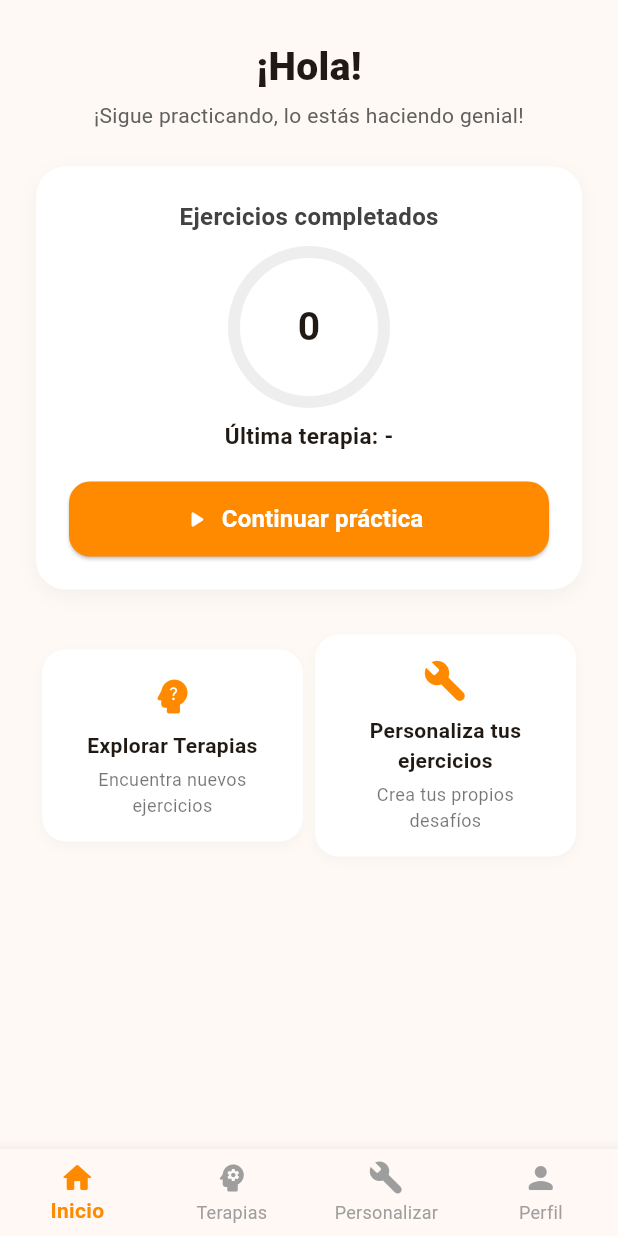
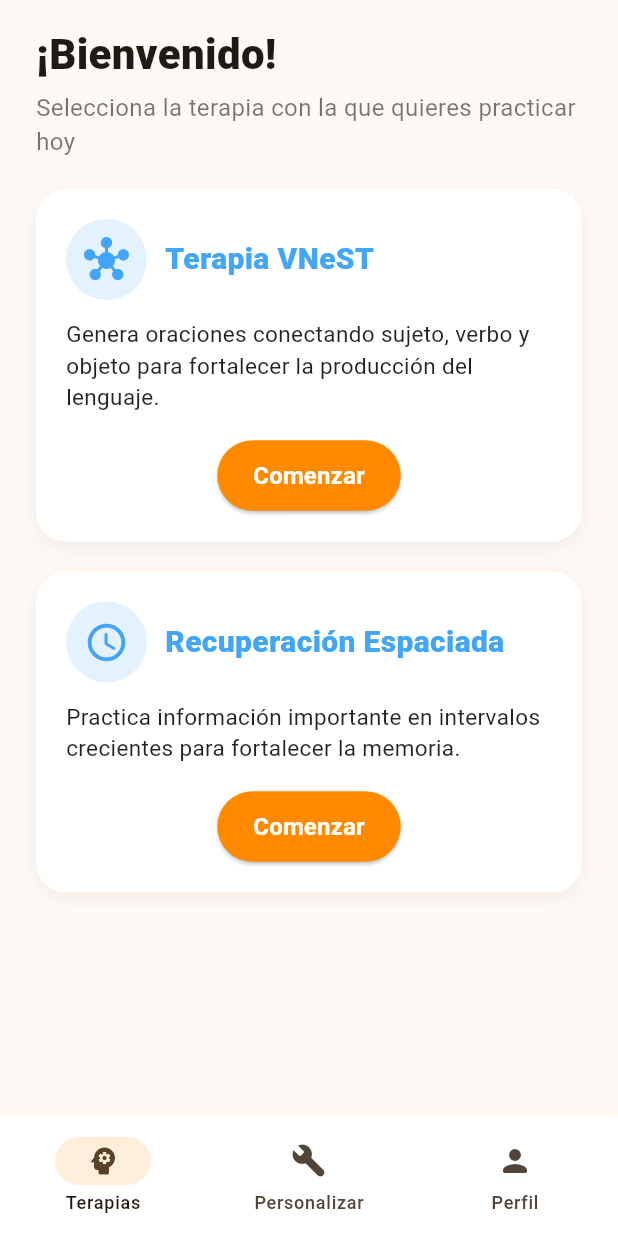
Before and after one commit to Tesis-Aphasia/apphasia_mobile, a Flutter app: the MenuScreen screen opened by its route, on a phone screen of 412 x 824 dp. Run offline on Flutter 3.47's test engine with Material 3 defaults, Android fonts, the light colour scheme and no system bars; our stand-ins replace cloud_firestore, dio, firebase_auth, firebase_core, permission_handler, speech_to_text; accounts and stored records are empty; Roboto replaces fonts that are missing (Poppins).

Commit message:
Cambios menu screen (terapias primero) y arreglo en SR (restart timer si se salen)

```diff
--- a/lib/presentation/screens/menu/menu_screen.dart
+++ b/lib/presentation/screens/menu/menu_screen.dart
@@ -13,6 +13,8 @@ class MenuScreen extends StatefulWidget {
 class _MenuScreenState extends State<MenuScreen> {
   final background = const Color(0xFFFEF9F4);
   final orange = const Color(0xFFFF8A00);
+
+  // Ahora la primera pestaña es TERAPIAS
   int _currentIndex = 0;
   int completedCount = 0;
   String lastExercise = "-";
@@ -34,9 +36,8 @@ class _MenuScreenState extends State<MenuScreen> {
           .collection('ejercicios_asignados');
 
       final snap = await ref.get();
-      final completed = snap.docs
-          .where((d) => d['estado'] == 'completado')
-          .toList();
+      final completed =
+          snap.docs.where((d) => d['estado'] == 'completado').toList();
 
       setState(() {
         completedCount = completed.length;
@@ -50,16 +51,15 @@ class _MenuScreenState extends State<MenuScreen> {
     }
   }
 
-  // =========================
-  // --- Páginas principales ---
-  // =========================
+  // ====================================
+  //            PÁGINAS
+  // ====================================
   final List<Widget> _pages = [];
 
   @override
   Widget build(BuildContext context) {
     _pages.clear();
     _pages.addAll([
-      _buildHome(),
       _buildTherapies(),
       _buildPersonalize(),
       _buildProfile(),
@@ -68,225 +68,70 @@ class _MenuScreenState extends State<MenuScreen> {
     return Scaffold(
       backgroundColor: background,
       body: SafeArea(child: _pages[_currentIndex]),
-      bottomNavigationBar: BottomNavigationBar(
-        currentIndex: _currentIndex,
-        onTap: (index) => setState(() => _currentIndex = index),
-        type: BottomNavigationBarType.fixed,
-        selectedItemColor: orange,
-        unselectedItemColor: Colors.grey,
-        showUnselectedLabels: true,
-        selectedLabelStyle: const TextStyle(fontWeight: FontWeight.w600),
-        items: const [
-          BottomNavigationBarItem(icon: Icon(Icons.home_rounded), label: "Inicio"),
-          BottomNavigationBarItem(icon: Icon(Icons.psychology_rounded), label: "Terapias"),
-          BottomNavigationBarItem(icon: Icon(Icons.build_rounded), label: "Personalizar"),
-          BottomNavigationBarItem(icon: Icon(Icons.person_rounded), label: "Perfil"),
+      bottomNavigationBar: NavigationBar(
+        selectedIndex: _currentIndex,
+        backgroundColor: Colors.white,
+        indicatorColor: orange.withOpacity(0.15),
+        onDestinationSelected: (index) => setState(() => _currentIndex = index),
+        destinations: const [
+          NavigationDestination(
+              icon: Icon(Icons.psychology_rounded), label: "Terapias"),
+          NavigationDestination(
+              icon: Icon(Icons.build_rounded), label: "Personalizar"),
+          NavigationDestination(
+              icon: Icon(Icons.person_rounded), label: "Perfil"),
         ],
       ),
     );
   }
 
-  // =========================
-  // 🏠 Página: Inicio
-  // =========================
-  Widget _buildHome() {
-    return Padding(
-      padding: const EdgeInsets.symmetric(horizontal: 24, vertical: 16),
-      child: Column(
-        crossAxisAlignment: CrossAxisAlignment.center,
+  // ====================================
+  //        HEADER REUSABLE
+  // ====================================
+  Widget _header(String title, String subtitle) {
+    return Column(
+      crossAxisAlignment: CrossAxisAlignment.start,
       children: [
-          const SizedBox(height: 10),
-          const Text(
-            "¡Hola!",
-            style: TextStyle(fontSize: 26, fontWeight: FontWeight.w800),
+        Text(
+          title,
+          style: const TextStyle(fontSize: 28, fontWeight: FontWeight.w800),
         ),
         const SizedBox(height: 4),
         Text(
-            "¡Sigue practicando, lo estás haciendo genial!",
-            style: TextStyle(color: Colors.grey.shade700),
-            textAlign: TextAlign.center,
-          ),
-          const SizedBox(height: 24),
-          Container(
-            padding: const EdgeInsets.all(22),
-            decoration: BoxDecoration(
-              color: Colors.white,
-              borderRadius: BorderRadius.circular(20),
-              boxShadow: [
-                BoxShadow(
-                  color: Colors.grey.withOpacity(0.1),
-                  blurRadius: 10,
-                  offset: const Offset(0, 4),
-                ),
-              ],
-            ),
-            child: Column(
-              children: [
-                Text(
-                  "Ejercicios completados",
-                  style: TextStyle(
-                    fontSize: 16,
-                    fontWeight: FontWeight.w700,
-                    color: Colors.grey.shade800,
-                  ),
-                ),
-                const SizedBox(height: 12),
-                Stack(
-                  alignment: Alignment.center,
-                  children: [
-                    SizedBox(
-                      width: 100,
-                      height: 100,
-                      child: CircularProgressIndicator(
-                        value: completedCount > 0 ? 1.0 : 0.0,
-                        color: orange,
-                        strokeWidth: 8,
-                        backgroundColor: Colors.grey.shade200,
-                      ),
-                    ),
-                    Text(
-                      completedCount.toString(),
-                      style: const TextStyle(
-                        fontSize: 26,
-                        fontWeight: FontWeight.bold,
-                      ),
-                    ),
-                  ],
-                ),
-                const SizedBox(height: 12),
-                Text(
-                  "Última terapia: $lastExercise",
-                  style: const TextStyle(fontSize: 15, fontWeight: FontWeight.w600),
+          subtitle,
+          style: const TextStyle(fontSize: 16, color: Colors.black54),
         ),
         const SizedBox(height: 20),
-                ElevatedButton.icon(
-                  onPressed: () => Navigator.pushNamed(context, '/vnest'),
-                  style: ElevatedButton.styleFrom(
-                    backgroundColor: orange,
-                    minimumSize: const Size(double.infinity, 50),
-                    shape: RoundedRectangleBorder(
-                        borderRadius: BorderRadius.circular(14)),
-                  ),
-                  icon: const Icon(Icons.play_arrow_rounded, color: Colors.white),
-                  label: const Text(
-                    "Continuar práctica",
-                    style: TextStyle(
-                        color: Colors.white,
-                        fontWeight: FontWeight.w700,
-                        fontSize: 16),
-                  ),
-                ),
       ],
-            ),
-          ),
-          const SizedBox(height: 30),
-
-          // Tarjetas inferiores
-          Row(
-            mainAxisAlignment: MainAxisAlignment.spaceBetween,
-            children: [
-              _smallCard(
-                icon: Icons.psychology_alt_rounded,
-                title: "Explorar Terapias",
-                subtitle: "Encuentra nuevos ejercicios",
-                onTap: () => setState(() => _currentIndex = 1),
-              ),
-              _smallCard(
-                icon: Icons.build_rounded,
-                title: "Personaliza tus ejercicios",
-                subtitle: "Crea tus propios desafíos",
-                onTap: () => setState(() => _currentIndex = 2),
-              ),
-            ],
-          )
-        ],
-      ),
     );
   }
 
-  Widget _smallCard({
-    required IconData icon,
-    required String title,
-    required String subtitle,
-    required VoidCallback onTap,
-  }) {
-    return Expanded(
-      child: InkWell(
-        onTap: onTap,
-        borderRadius: BorderRadius.circular(16),
-        child: Container(
-          padding: const EdgeInsets.all(16),
-          margin: const EdgeInsets.symmetric(horizontal: 4),
-          decoration: BoxDecoration(
-            color: Colors.white,
-            borderRadius: BorderRadius.circular(16),
-            boxShadow: [
-              BoxShadow(
-                color: Colors.grey.withOpacity(0.08),
-                blurRadius: 6,
-                offset: const Offset(0, 3),
-              ),
-            ],
-          ),
-          child: Column(
-            children: [
-              Icon(icon, color: orange, size: 30),
-              const SizedBox(height: 8),
-              Text(title,
-                  textAlign: TextAlign.center,
-                  style: const TextStyle(
-                      fontWeight: FontWeight.w700, fontSize: 14)),
-              const SizedBox(height: 4),
-              Text(subtitle,
-                  textAlign: TextAlign.center,
-                  style: const TextStyle(fontSize: 12, color: Colors.black54)),
-            ],
-          ),
-        ),
-      ),
-    );
-  }
-
-  // =========================
-  // 🎯 Página: Terapias
-  // =========================
+  // ====================================
+  //              TERAPIAS
+  //  (Pantalla principal)
+  // ====================================
   Widget _buildTherapies() {
     return Padding(
-      padding: const EdgeInsets.symmetric(horizontal: 24, vertical: 20),
+      padding: const EdgeInsets.symmetric(horizontal: 24, vertical: 16),
       child: SingleChildScrollView(
         child: Column(
           crossAxisAlignment: CrossAxisAlignment.start,
           children: [
-            const Center(
-              child: Text(
-                "Seleccionar Terapia",
-                style: TextStyle(
-                  fontSize: 20,
-                  fontWeight: FontWeight.w800,
-                  color: Colors.black87,
-                ),
-              ),
-            ),
-            const SizedBox(height: 30),
-
-            // --- Card 1: Terapia VNeST ---
-            _therapyCardModern(
-              icon: Icons.hub_rounded,
+            _header("¡Bienvenido!",
+                "Selecciona la terapia con la que quieres practicar hoy"),
+            _therapyCard(
               title: "Terapia VNeST",
               description:
-                  "Este método se enfoca en conectar verbos con sujetos y objetos para mejorar la formación de oraciones.",
-              buttonText: "Comenzar VNeST",
+                  "Genera oraciones conectando sujeto, verbo y objeto para fortalecer la producción del lenguaje.",
+              icon: Icons.hub_rounded,
               onTap: () => Navigator.pushNamed(context, '/vnest'),
             ),
             const SizedBox(height: 20),
-
-            // --- Card 2: Recuperación Espaciada ---
-            _therapyCardModern(
-              icon: Icons.access_time_rounded,
+            _therapyCard(
               title: "Recuperación Espaciada",
               description:
-                  "Este método se enfoca en la memorización de información importante a través de la repetición en intervalos crecientes.",
-              buttonText: "Comenzar Recuperación Espaciada",
+                  "Practica información importante en intervalos crecientes para fortalecer la memoria.",
+              icon: Icons.access_time_rounded,
               onTap: () => Navigator.pushNamed(context, '/sr'),
             ),
           ],
@@ -295,14 +140,12 @@ class _MenuScreenState extends State<MenuScreen> {
     );
   }
 
-  Widget _therapyCardModern({
-    required IconData icon,
+  Widget _therapyCard({
     required String title,
     required String description,
-    required String buttonText,
+    required IconData icon,
     required VoidCallback onTap,
   }) {
-    final orange = const Color(0xFFFF8A00);
     return Container(
       width: double.infinity,
       padding: const EdgeInsets.all(20),
@@ -311,7 +154,7 @@ class _MenuScreenState extends State<MenuScreen> {
         borderRadius: BorderRadius.circular(20),
         boxShadow: [
           BoxShadow(
-            color: Colors.grey.withOpacity(0.1),
+            color: Colors.black.withOpacity(0.05),
             blurRadius: 10,
             offset: const Offset(0, 4),
           ),
@@ -328,29 +171,29 @@ class _MenuScreenState extends State<MenuScreen> {
                   color: Colors.blue.shade50,
                   shape: BoxShape.circle,
                 ),
-                child: Icon(icon, color: Colors.blue.shade400, size: 28),
+                child: Icon(icon, color: Colors.blue.shade400, size: 30),
               ),
               const SizedBox(width: 12),
               Text(
                 title,
                 style: TextStyle(
-                  fontSize: 18,
+                  fontSize: 20,
                   fontWeight: FontWeight.w800,
                   color: Colors.blue.shade400,
                 ),
               ),
             ],
           ),
-          const SizedBox(height: 10),
+          const SizedBox(height: 12),
           Text(
             description,
             style: const TextStyle(
+              fontSize: 15,
               color: Colors.black87,
-              fontSize: 14,
               height: 1.4,
             ),
           ),
-          const SizedBox(height: 16),
+          const SizedBox(height: 18),
           Center(
             child: ElevatedButton(
               onPressed: onTap,
@@ -362,14 +205,12 @@ class _MenuScreenState extends State<MenuScreen> {
                   borderRadius: BorderRadius.circular(25),
                 ),
               ),
-              child: Text(
-                buttonText,
-                style: const TextStyle(
+              child: const Text(
+                "Comenzar",
+                style: TextStyle(
                     color: Colors.white,
                     fontWeight: FontWeight.bold,
-                  fontSize: 15,
-                ),
-                textAlign: TextAlign.center,
+                    fontSize: 16),
               ),
             ),
           ),
@@ -378,10 +219,9 @@ class _MenuScreenState extends State<MenuScreen> {
     );
   }
 
-
-  // =========================
-  // 🧩 Página: Personalizar
-  // =========================
+  // ====================================
+  //         PERSONALIZAR
+  // ====================================
 Widget _buildPersonalize() {
     final orange = const Color(0xFFFF8A00);
     return Padding(
@@ -457,18 +297,93 @@ class _MenuScreenState extends State<MenuScreen> {
     );
   }
 
+  // ====================================
+  //         TARJETA DE PROGRESO
+  // (se usa en Perfil)
+  // ====================================
+  Widget _progressCard() {
+    return Container(
+      width: double.infinity,
+      padding: const EdgeInsets.all(22),
+      decoration: BoxDecoration(
+        color: Colors.white,
+        borderRadius: BorderRadius.circular(20),
+        boxShadow: [
+          BoxShadow(
+            color: Colors.black.withOpacity(0.05),
+            blurRadius: 10,
+            offset: const Offset(0, 4),
+          ),
+        ],
+      ),
+      child: Column(
+        children: [
+          const Text(
+            "Progreso de ejercicios",
+            style: TextStyle(
+              fontSize: 18,
+              fontWeight: FontWeight.w700,
+            ),
+          ),
+          const SizedBox(height: 16),
+          Stack(
+            alignment: Alignment.center,
+            children: [
+              SizedBox(
+                width: 110,
+                height: 110,
+                child: CircularProgressIndicator(
+                  value: completedCount > 0 ? 1.0 : 0.0,
+                  color: orange,
+                  strokeWidth: 10,
+                  backgroundColor: Colors.grey.shade200,
+                ),
+              ),
+              Text(
+                completedCount.toString(),
+                style: const TextStyle(
+                  fontSize: 28,
+                  fontWeight: FontWeight.bold,
+                ),
+              ),
+            ],
+          ),
+          const SizedBox(height: 12),
+          Text(
+            "Última terapia: $lastExercise",
+            style: const TextStyle(
+              fontSize: 15,
+              fontWeight: FontWeight.w600,
+            ),
+          ),
+        ],
+      ),
+    );
+  }
 
-  // =========================
-  // 👤 Página: Perfil
-  // =========================
+  // ====================================
+  //              PERFIL
+  // ====================================
   Widget _buildProfile() {
-    return Center(
+    return Padding(
+      padding: const EdgeInsets.symmetric(horizontal: 24, vertical: 24),
+      child: Column(
+        crossAxisAlignment: CrossAxisAlignment.start,
+        children: [
+          _header("Mi Perfil", "Tu progreso y configuración personal"),
+          _progressCard(),
+          const SizedBox(height: 30),
+          Center(
             child: Text(
-        "Perfil del usuario próximamente",
+              "Más opciones de perfil próximamente",
               style: TextStyle(
                 color: Colors.grey.shade700,
                 fontWeight: FontWeight.w600,
               ),
+              textAlign: TextAlign.center,
+            ),
+          ),
+        ],
       ),
     );
   }
--- a/lib/presentation/screens/sr/sr_exersices.dart
+++ b/lib/presentation/screens/sr/sr_exersices.dart
@@ -119,21 +119,27 @@ class _SRExercisesScreenState extends State<SRExercisesScreen> {
         return;
       }
 
-      // 3️⃣ Establecer el primer ejercicio
+      // 3️⃣ Establecer el primer ejercicio (SIEMPRE empezar desde el inicio)
       final first = data.first;
+
       setState(() {
         cards = data;
         currentCard = first;
+
+        // Ignoramos interval_index / streak históricos para el estado LOCAL
         cardState = {
           ...first,
           "baseline_index": -1,
-          "interval_index": first["interval_index"] ?? 0,
-          "success_streak": first["success_streak"] ?? 0,
-          "lapses": first["lapses"] ?? 0,
+          "interval_index": 0,          // siempre arrancar en el primer intervalo
+          "success_streak": 0,          // reiniciar racha local
+          "lapses": 0,                  // reiniciar lapsos locales
           "last_answer_correct": null,
           "last_timer_index": null,
         };
+
         mode = "question";
+        feedback = "";
+        secondsLeft = 0;
         loading = false;
       });
     } catch (e) {
```
Lines whose indentation alone changed are shown as unchanged.
